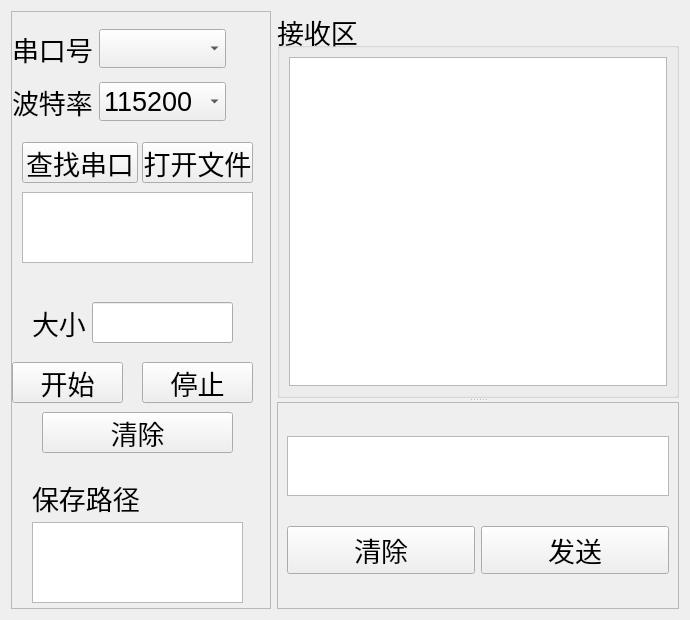
The window that CreatePort.ui (xmsp1/SerialGUI) describes before a commit, drawn with Qt 5.
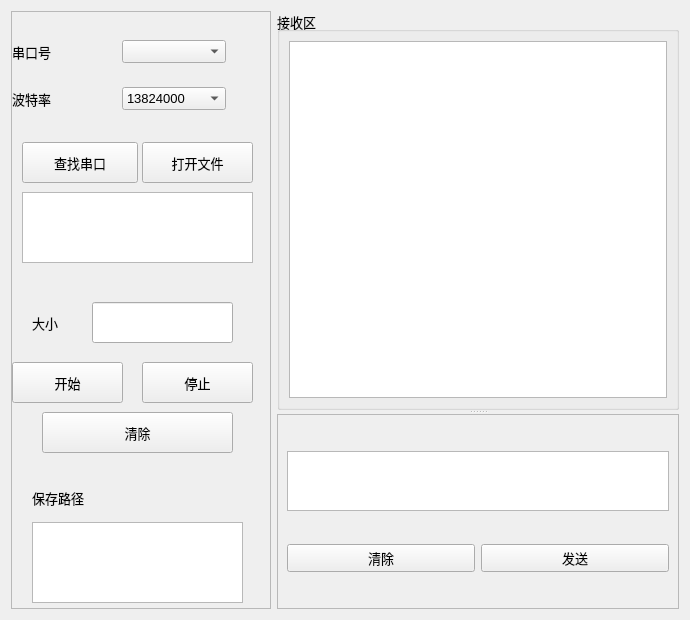
The same window after the commit.

Commit message: QT样式1

What changed in the file:
```diff
--- a/CreatePort.ui
+++ b/CreatePort.ui
@@ -12,7 +12,7 @@
   </property>
   <property name="font">
    <font>
-    <pointsize>20</pointsize>
+    <pointsize>10</pointsize>
    </font>
   </property>
   <property name="windowTitle">
@@ -57,7 +57,7 @@
          <x>0</x>
          <y>0</y>
          <width>404</width>
-         <height>199</height>
+         <height>193</height>
         </rect>
        </property>
        <layout class="QGridLayout" name="gridLayout_2">
@@ -137,6 +137,16 @@
         </item>
         <item row="1" column="1">
          <widget class="QComboBox" name="com_showRate">
+          <item>
+           <property name="text">
+            <string>13824000</string>
+           </property>
+          </item>
+          <item>
+           <property name="text">
+            <string>1382400</string>
+           </property>
+          </item>
           <item>
            <property name="text">
             <string>115200</string>
```
The commit also changes 2 other files.
